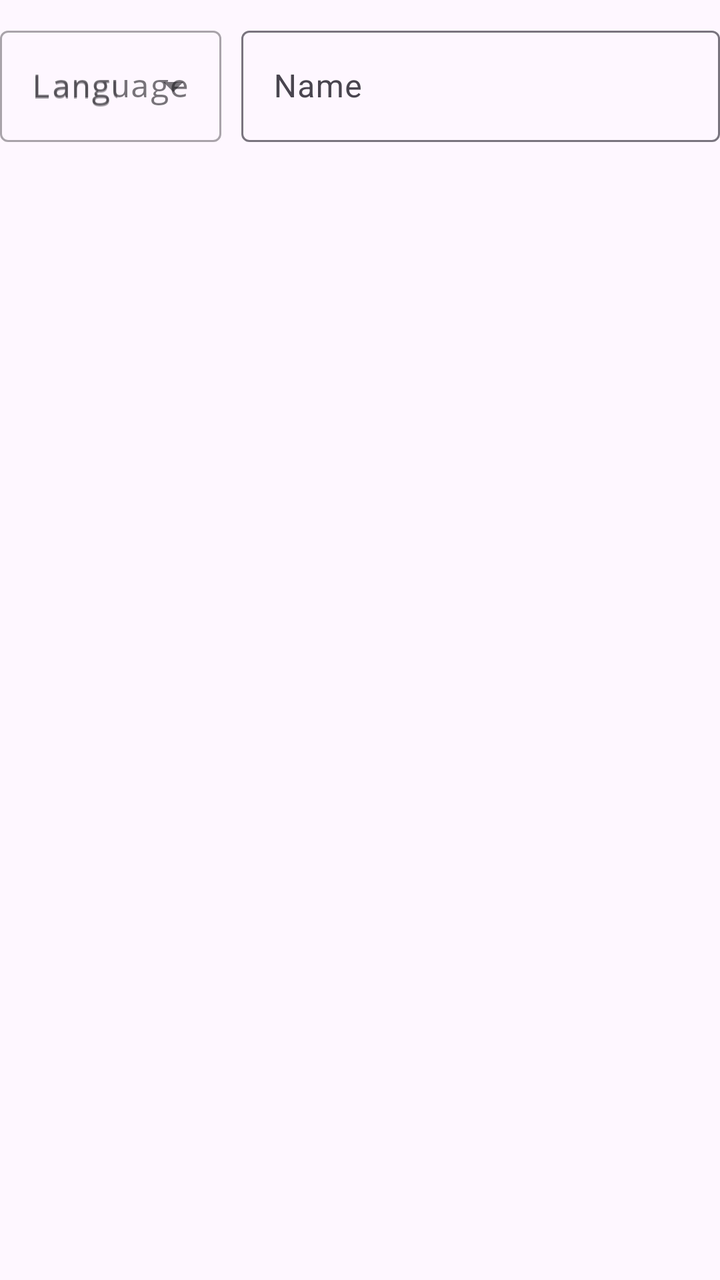
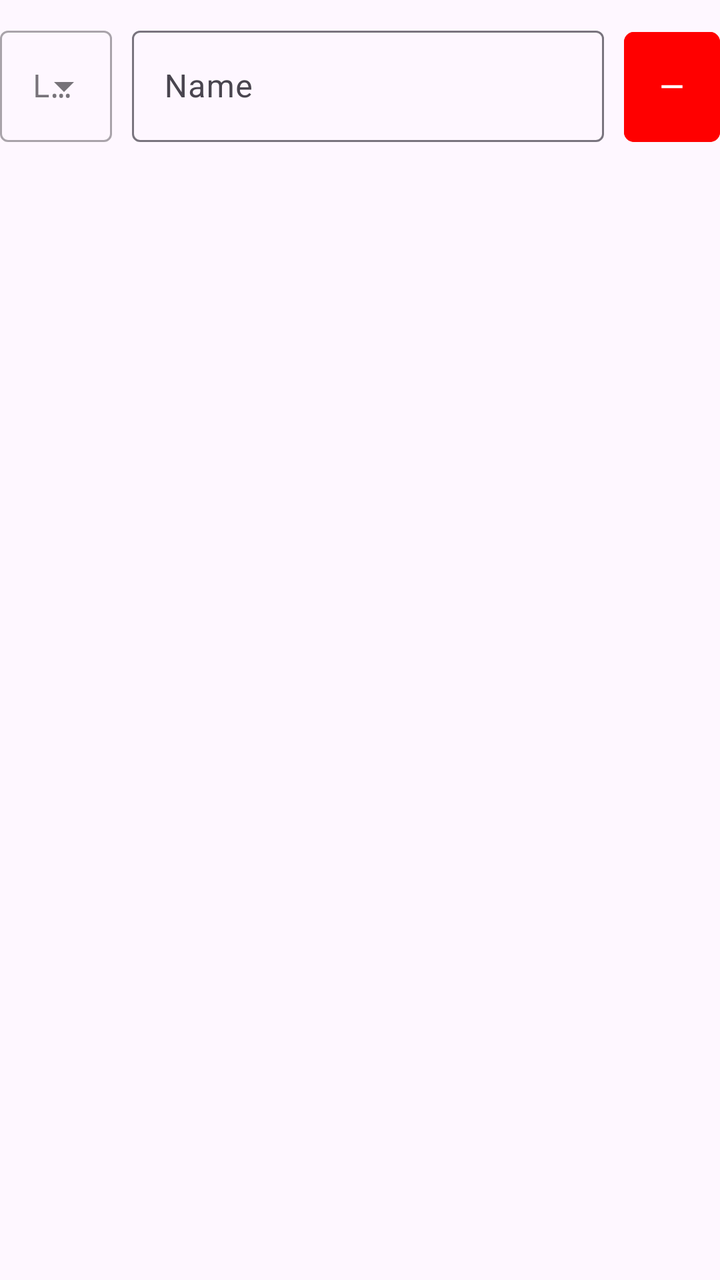

The first picture is an Android layout as it rendered before a commit; the second is the same layout after the commit. The layout source and the unified diff follow.
<!-- AndroidManifest.xml: application theme Theme.AuroraTuner -->
<!-- res/layout/localized_name_item.xml -->
<?xml version="1.0" encoding="utf-8"?>
<com.google.android.material.card.MaterialCardView xmlns:android="http://schemas.android.com/apk/res/android"
    xmlns:app="http://schemas.android.com/apk/res-auto"
    xmlns:tools="http://schemas.android.com/tools"
    app:strokeWidth="0dp"
    android:layout_width="match_parent"
    android:layout_height="wrap_content"
    app:cardCornerRadius="0dp">

    <LinearLayout
        android:layout_width="match_parent"
        android:layout_height="wrap_content"
        android:orientation="horizontal"
        android:layout_marginTop="10dp">

        <com.google.android.material.textfield.TextInputLayout
            android:id="@+id/editor_language_selection"
            style="@style/Widget.MaterialComponents.TextInputLayout.OutlinedBox.ExposedDropdownMenu"
            android:layout_width="wrap_content"
            android:layout_height="wrap_content"
            android:hint="@string/editor_language_dropdown_hint">

        <AutoCompleteTextView
            android:id="@+id/editor_language_selection_dropdown"
            android:layout_width="match_parent"
            android:layout_height="match_parent"
            android:fontFamily="monospace"
            android:inputType="none"
            android:hint="@string/editor_language_dropdown_hint"
            android:textSize="16sp"
            tools:ignore="LabelFor" />

        </com.google.android.material.textfield.TextInputLayout>

        <com.google.android.material.textfield.TextInputLayout
            android:layout_width="match_parent"
            android:layout_height="match_parent"
            android:layout_marginStart="10dp">

            <com.google.android.material.textfield.TextInputEditText
                android:id="@+id/editor_localized_name_input"
                android:layout_width="match_parent"
                android:layout_height="wrap_content"
                android:hint="@string/editor_general_name_hint" />
        </com.google.android.material.textfield.TextInputLayout>
    </LinearLayout>
</com.google.android.material.card.MaterialCardView>
<!-- resources referenced by this layout -->
<resources>
  <string name="editor_general_name_hint">Name</string>
  <string name="editor_language_dropdown_hint">Language</string>
  <style name="Theme.AuroraTuner" parent="Base.Theme.AuroraTuner" />
  <style name="Base.Theme.AuroraTuner" parent="Theme.Material3.DayNight.NoActionBar">
          
          
          <item name="android:navigationBarColor">@color/white</item>
          <item name="colorPrimaryDark">@color/white</item>
      </style>
  <color name="white">#FFFFFFFF</color>
</resources>

<!-- the commit's change to res/layout/localized_name_item.xml (unified diff, before → after) -->
@@ -20,28 +20,50 @@
             android:layout_height="wrap_content"
             android:hint="@string/editor_language_dropdown_hint">
 
-        <AutoCompleteTextView
-            android:id="@+id/editor_language_selection_dropdown"
-            android:layout_width="match_parent"
-            android:layout_height="match_parent"
-            android:fontFamily="monospace"
-            android:inputType="none"
-            android:hint="@string/editor_language_dropdown_hint"
-            android:textSize="16sp"
-            tools:ignore="LabelFor" />
+            <com.google.android.material.textfield.MaterialAutoCompleteTextView
+                android:id="@+id/editor_language_selection_dropdown"
+                android:layout_width="match_parent"
+                android:layout_height="wrap_content"
+                android:fontFamily="monospace"
+                android:inputType="none"
+                android:textSize="16sp" />
 
         </com.google.android.material.textfield.TextInputLayout>
 
         <com.google.android.material.textfield.TextInputLayout
-            android:layout_width="match_parent"
+            android:layout_width="0dp"
+            android:layout_weight="1"
             android:layout_height="match_parent"
-            android:layout_marginStart="10dp">
+            android:layout_marginStart="10dp"
+            android:layout_marginEnd="10dp">
 
             <com.google.android.material.textfield.TextInputEditText
                 android:id="@+id/editor_localized_name_input"
                 android:layout_width="match_parent"
                 android:layout_height="wrap_content"
+                android:maxLines="1"
+                android:inputType="text"
+                android:imeOptions="actionDone"
                 android:hint="@string/editor_general_name_hint" />
         </com.google.android.material.textfield.TextInputLayout>
+
+        <com.google.android.material.button.MaterialButton
+            android:id="@+id/editor_remove_name_button"
+            android:layout_width="48dp"
+            android:layout_height="match_parent"
+            android:minWidth="0dp"
+            android:minHeight="0dp"
+            android:insetTop="6dp"
+            android:insetBottom="0dp"
+            android:insetLeft="0dp"
+            android:insetRight="0dp"
+            android:padding="0dp"
+            app:cornerRadius="5dp"
+            android:backgroundTint="@color/red"
+            app:icon="@drawable/remove_icon"
+            app:iconGravity="textStart"
+            app:iconPadding="0dp"
+            app:iconTint="@android:color/white" />
+
     </LinearLayout>
 </com.google.android.material.card.MaterialCardView>
<!-- resource entries referenced after the edit -->
@@ -1,5 +1,12 @@
 <!-- resources referenced by this layout -->
 <resources>
+  <color name="red">#FF0000</color>
+  <!-- drawable remove_icon (drawable) -->
+  <vector xmlns:android="http://schemas.android.com/apk/res/android" android:height="24dp" android:tint="#000000" android:viewportHeight="24" android:viewportWidth="24" android:width="24dp">
+  
+      <path android:fillColor="@android:color/white" android:pathData="M19,13H5v-2h14v2z"/>
+  
+  </vector>
   <string name="editor_general_name_hint">Name</string>
   <string name="editor_language_dropdown_hint">Language</string>
   <style name="Theme.AuroraTuner" parent="Base.Theme.AuroraTuner" />
